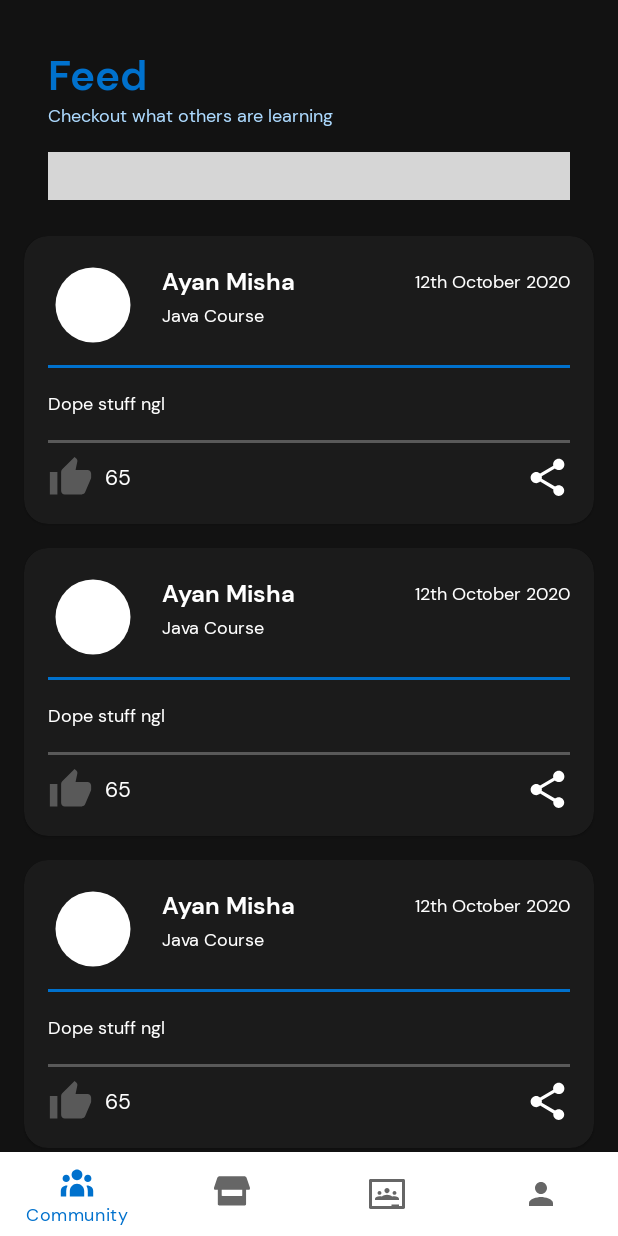
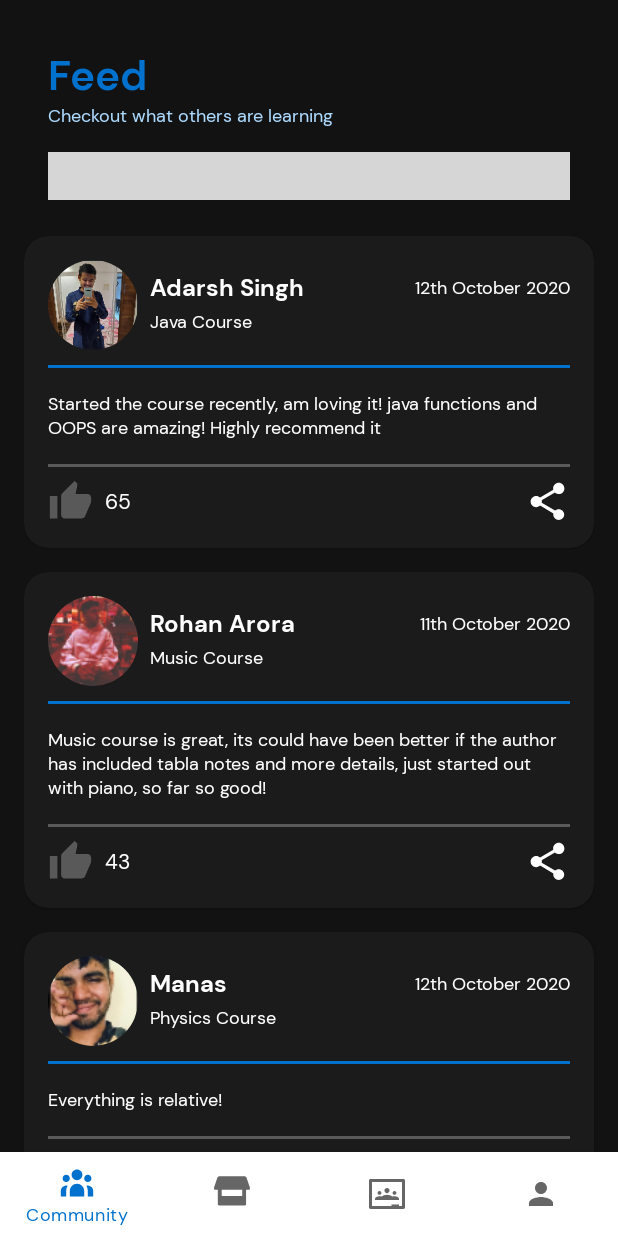
Before and after one commit to DarthBenro008/EduIn, an Android app: the screen it shows after launch once a user with an empty profile is signed in (Home), on a phone screen of 412 x 824 dp. Run offline under Robolectric (Android 15) with nearby library versions, the phone set to English and light mode, and no system bars; our stand-ins replace Firebase (no records; nobody signed in at launch, a user with empty details on screens opened directly), navigation-ui; plain views replace MaterialSearchBar; pictures from the network do not load; grey boxes are pictures that could not be loaded.

Commit message:
final changes

```diff
--- a/app/src/main/java/com/benrostudios/educatio/data/models/Post.kt
+++ b/app/src/main/java/com/benrostudios/educatio/data/models/Post.kt
@@ -2,7 +2,7 @@ package com.benrostudios.educatio.data.models
 
 data class Post(
     val id: Int,
-    val image: String,
+    val image: Int,
     val username: String,
     val course: String,
     val date: String,
--- a/app/src/main/java/com/benrostudios/educatio/data/premade/PermadeData.kt
+++ b/app/src/main/java/com/benrostudios/educatio/data/premade/PermadeData.kt
@@ -1,5 +1,6 @@
 package com.benrostudios.educatio.data.premade
 
+import com.benrostudios.educatio.R
 import com.benrostudios.educatio.data.models.Classroom
 import com.benrostudios.educatio.data.models.Course
 import com.benrostudios.educatio.data.models.Post
@@ -7,15 +8,178 @@ import com.benrostudios.educatio.data.models.Section
 import kotlin.random.Random
 
 val posts: List<Post> = listOf(
-    Post(0, "", "Ayan Misha", "Java Course", "12th October 2020", "Dope stuff ngl", 65, false),
-    Post(0, "", "Ayan Misha", "Java Course", "12th October 2020", "Dope stuff ngl", 65, false),
-    Post(0, "", "Ayan Misha", "Java Course", "12th October 2020", "Dope stuff ngl", 65, false)
+    Post(
+        0,
+        R.drawable.adarsh,
+        "Adarsh Singh",
+        "Java Course",
+        "12th October 2020",
+        "Started the course recently, am loving it! java functions and OOPS are amazing! Highly recommend it",
+        65,
+        false
+    ),
+    Post(
+        0,
+        R.drawable.rohan,
+        "Rohan Arora",
+        "Music Course",
+        "11th October 2020",
+        "Music course is great, its could have been better if the author has included tabla notes and more details, just started out with piano, so far so good! ",
+        43,
+        false
+    ),
+    Post(
+        0,
+        R.drawable.manas,
+        "Manas",
+        "Physics Course",
+        "12th October 2020",
+        "Everything is relative!",
+        25,
+        false
+    )
 )
 
 val courses: List<Course> = listOf(
-    Course(0, "", "Java Course", "An epic java course", 4.5, 240, "Akshay Kumar"),
-    Course(0, "", "Java Course", "An epic java course", 4.5, 240, "Akshay Kumar"),
-    Course(0, "", "Java Course", "An epic java course", 4.5, 240, "Akshay Kumar")
+    Course(
+        0,
+        "https://www.tutorialspoint.com/java/images/java_programming.jpg",
+        "Java Course",
+        "Learn various industry level of java concepts in 48hrs! from variables to higher level abstraction, everything is covered in this course! ",
+        4.5,
+        89,
+        "Aksash Mehta"
+    ),
+    Course(
+        0,
+        "https://image.winudf.com/v2/image/Y29tLmFuZHJvbW8uZGV2NjAxMTcyLmFwcDY1NDI3MV9zY3JlZW5fMF8xNTI5MjQwNTk3XzA5OA/screen-0.jpg?fakeurl=1&type=.jpg",
+        "Physics Course",
+        "Learn elementary level physics. This is a crash course that will help provide you to gain insights about basic kinematics and later build up to relativity",
+        3.2,
+        23,
+        "Devang Singh"
+    ),
+    Course(
+        0,
+        "https://i.ytimg.com/vi/u8wZG5B2bK4/maxresdefault.jpg",
+        "Music Course",
+        "Starting out to learn Piano? Guitar? learn the basics of trinity notes from this course!",
+        2.4,
+        398,
+        "Anushi Arora"
+    ),
+    Course(
+        0,
+        "https://www.tutorialspoint.com/java/images/java_programming.jpg",
+        "Java Course",
+        "Learn various industry level of java concepts in 48hrs! from variables to higher level abstraction, everything is covered in this course! ",
+        4.5,
+        89,
+        "Aksash Mehta"
+    ),
+    Course(
+        0,
+        "https://image.winudf.com/v2/image/Y29tLmFuZHJvbW8uZGV2NjAxMTcyLmFwcDY1NDI3MV9zY3JlZW5fMF8xNTI5MjQwNTk3XzA5OA/screen-0.jpg?fakeurl=1&type=.jpg",
+        "Physics Course",
+        "Learn elementary level physics. This is a crash course that will help provide you to gain insights about basic kinematics and later build up to relativity",
+        3.2,
+        23,
+        "Devang Singh"
+    ),
+    Course(
+        0,
+        "https://i.ytimg.com/vi/u8wZG5B2bK4/maxresdefault.jpg",
+        "Music Course",
+        "Starting out to learn Piano? Guitar? learn the basics of trinity notes from this course!",
+        2.4,
+        398,
+        "Anushi Arora"
+    ),
+    Course(
+        0,
+        "https://www.tutorialspoint.com/java/images/java_programming.jpg",
+        "Java Course",
+        "Learn various industry level of java concepts in 48hrs! from variables to higher level abstraction, everything is covered in this course! ",
+        4.5,
+        89,
+        "Aksash Mehta"
+    ),
+    Course(
+        0,
+        "https://image.winudf.com/v2/image/Y29tLmFuZHJvbW8uZGV2NjAxMTcyLmFwcDY1NDI3MV9zY3JlZW5fMF8xNTI5MjQwNTk3XzA5OA/screen-0.jpg?fakeurl=1&type=.jpg",
+        "Physics Course",
+        "Learn elementary level physics. This is a crash course that will help provide you to gain insights about basic kinematics and later build up to relativity",
+        3.2,
+        23,
+        "Devang Singh"
+    ),
+    Course(
+        0,
+        "https://i.ytimg.com/vi/u8wZG5B2bK4/maxresdefault.jpg",
+        "Music Course",
+        "Starting out to learn Piano? Guitar? learn the basics of trinity notes from this course!",
+        2.4,
+        398,
+        "Anushi Arora"
+    ),
+    Course(
+        0,
+        "https://www.tutorialspoint.com/java/images/java_programming.jpg",
+        "Java Course",
+        "Learn various industry level of java concepts in 48hrs! from variables to higher level abstraction, everything is covered in this course! ",
+        4.5,
+        89,
+        "Aksash Mehta"
+    ),
+    Course(
+        0,
+        "https://image.winudf.com/v2/image/Y29tLmFuZHJvbW8uZGV2NjAxMTcyLmFwcDY1NDI3MV9zY3JlZW5fMF8xNTI5MjQwNTk3XzA5OA/screen-0.jpg?fakeurl=1&type=.jpg",
+        "Physics Course",
+        "Learn elementary level physics. This is a crash course that will help provide you to gain insights about basic kinematics and later build up to relativity",
+        3.2,
+        23,
+        "Devang Singh"
+    ),
+    Course(
+        0,
+        "https://i.ytimg.com/vi/u8wZG5B2bK4/maxresdefault.jpg",
+        "Music Course",
+        "Starting out to learn Piano? Guitar? learn the basics of trinity notes from this course!",
+        2.4,
+        398,
+        "Anushi Arora"
+    )
+)
+
+val recCourses: List<Course> = listOf(
+    Course(
+        0,
+        "https://www.tutorialspoint.com/java/images/java_programming.jpg",
+        "Java Course",
+        "Learn various industry level of java concepts in 48hrs! from variables to higher level abstraction, everything is covered in this course! ",
+        4.5,
+        89,
+        "Aksash Mehta"
+    ),
+    Course(
+        0,
+        "https://image.winudf.com/v2/image/Y29tLmFuZHJvbW8uZGV2NjAxMTcyLmFwcDY1NDI3MV9zY3JlZW5fMF8xNTI5MjQwNTk3XzA5OA/screen-0.jpg?fakeurl=1&type=.jpg",
+        "Physics Course",
+        "Learn elementary level physics. This is a crash course that will help provide you to gain insights about basic kinematics and later build up to relativity",
+        3.2,
+        23,
+        "Devang Singh"
+    ),
+    Course(
+        0,
+        "https://i.ytimg.com/vi/u8wZG5B2bK4/maxresdefault.jpg",
+        "Music Course",
+        "Starting out to learn Piano? Guitar? learn the basics of trinity notes from this course!",
+        2.4,
+        398,
+        "Anushi Arora"
+    )
+
 )
 
 val sections: List<Section> = listOf(
--- a/app/src/main/java/com/benrostudios/educatio/ui/auth/Welcome.kt
+++ b/app/src/main/java/com/benrostudios/educatio/ui/auth/Welcome.kt
@@ -12,6 +12,7 @@ import com.benrostudios.educatio.MainActivity
 import com.benrostudios.educatio.R
 import com.benrostudios.educatio.ui.home.Home
 import com.benrostudios.educatio.utils.hide
+import com.benrostudios.educatio.utils.show
 import com.google.android.gms.auth.api.signin.GoogleSignIn
 import com.google.android.gms.auth.api.signin.GoogleSignInClient
 import com.google.android.gms.auth.api.signin.GoogleSignInOptions
@@ -44,6 +45,7 @@ class Welcome : Fragment() {
         super.onViewCreated(view, savedInstanceState)
         auth = Firebase.auth
         google_sing_in_btn.setOnClickListener {
+            progressBar2.show()
             initGoogleSignInClient()
             signIn()
         }
--- a/app/src/main/java/com/benrostudios/educatio/ui/home/community/Community.kt
+++ b/app/src/main/java/com/benrostudios/educatio/ui/home/community/Community.kt
@@ -12,6 +12,7 @@ import androidx.recyclerview.widget.LinearLayoutManager
 import com.benrostudios.educatio.R
 import com.benrostudios.educatio.adapters.withSimpleAdapter
 import com.benrostudios.educatio.data.premade.posts
+import com.bumptech.glide.Glide
 import kotlinx.android.synthetic.main.community_fragment.*
 import kotlinx.android.synthetic.main.community_item.*
 import kotlinx.android.synthetic.main.community_item.view.*
@@ -47,6 +48,10 @@ class Community : Fragment() {
             itemView.date_community.text = data.date
             itemView.course_community.text = data.course
             itemView.likes_community.text = data.likes.toString()
+            Glide.with(requireActivity())
+                .load(data.image)
+                .circleCrop()
+                .into(itemView.profile_pic_community)
             itemView.like_community.setOnClickListener {
                 if (!data.liked) {
                     itemView.like_community.imageTintList = ColorStateList.valueOf(
--- a/app/src/main/java/com/benrostudios/educatio/ui/home/marketplace/Marketplace.kt
+++ b/app/src/main/java/com/benrostudios/educatio/ui/home/marketplace/Marketplace.kt
@@ -12,6 +12,7 @@ import com.benrostudios.educatio.R
 import com.benrostudios.educatio.adapters.RecommendedAdapter
 import com.benrostudios.educatio.adapters.withSimpleAdapter
 import com.benrostudios.educatio.data.premade.courses
+import com.bumptech.glide.Glide
 import kotlinx.android.synthetic.main.community_item.*
 import kotlinx.android.synthetic.main.course_item.*
 import kotlinx.android.synthetic.main.course_item.view.*
@@ -47,11 +48,14 @@ class Marketplace : Fragment() {
             itemView.desc_course.text = data.desc
             itemView.price_course.text = "$${data.price}"
             itemView.rating_course.text = data.rating.toString()
+            Glide.with(requireActivity())
+                .load(data.image)
+                .into(itemView.course_imageView)
         }
 
     }
 
-    private fun loadRecommendedCourses(){
+    private fun loadRecommendedCourses() {
         adapter = RecommendedAdapter(courses)
         card_slider_domains.adapter = adapter
     }
--- a/app/src/main/res/layout/activity_splash.xml
+++ b/app/src/main/res/layout/activity_splash.xml
@@ -6,4 +6,14 @@
     android:layout_height="match_parent"
     tools:context=".ui.Splash">
 
+    <ImageView
+        android:id="@+id/imageView3"
+        android:layout_width="wrap_content"
+        android:layout_height="wrap_content"
+        app:layout_constraintBottom_toBottomOf="parent"
+        app:layout_constraintEnd_toEndOf="parent"
+        app:layout_constraintStart_toStartOf="parent"
+        app:layout_constraintTop_toTopOf="parent"
+        app:layout_constraintVertical_bias="0.499"
+        app:srcCompat="@drawable/ic_launcher_foreground" />
 </androidx.constraintlayout.widget.ConstraintLayout>
--- a/app/src/main/res/layout/community_item.xml
+++ b/app/src/main/res/layout/community_item.xml
@@ -31,15 +31,14 @@
                 android:layout_marginTop="16dp"
                 app:layout_constraintStart_toStartOf="parent"
                 app:layout_constraintTop_toTopOf="parent"
-                app:srcCompat="@drawable/ic_baseline_brightness_1_24"
-                app:tint="@color/primary_text_color" />
+             />
 
             <TextView
                 android:id="@+id/community_username"
                 android:layout_width="wrap_content"
                 android:layout_height="wrap_content"
-                android:layout_marginStart="16dp"
-                android:layout_marginTop="4dp"
+                android:layout_marginStart="8dp"
+                android:layout_marginTop="8dp"
                 android:fontFamily="@font/dm_sans_bold"
                 android:text="Hemanth Krishna"
                 android:textSize="16sp"
--- a/app/src/main/res/layout/course_item.xml
+++ b/app/src/main/res/layout/course_item.xml
@@ -7,7 +7,7 @@
 
     <androidx.cardview.widget.CardView
         android:layout_width="0dp"
-        android:layout_height="250dp"
+        android:layout_height="wrap_content"
         android:layout_marginStart="16dp"
         android:layout_marginTop="8dp"
         android:layout_marginEnd="16dp"
@@ -36,7 +36,15 @@
                 app:layout_constraintEnd_toEndOf="parent"
                 app:layout_constraintHorizontal_bias="0.0"
                 app:layout_constraintStart_toStartOf="parent"
-                app:layout_constraintTop_toTopOf="parent" />
+                app:layout_constraintTop_toTopOf="parent">
+
+                <ImageView
+                    android:id="@+id/course_imageView"
+                    android:layout_width="match_parent"
+                    android:layout_height="match_parent"
+                    android:scaleType="centerCrop"
+                    app:srcCompat="@drawable/clasroom_display_bg_1" />
+            </androidx.cardview.widget.CardView>
 
             <TextView
                 android:id="@+id/title_course"
--- a/app/src/main/res/layout/fragment_marketplace.xml
+++ b/app/src/main/res/layout/fragment_marketplace.xml
@@ -1,5 +1,5 @@
 <?xml version="1.0" encoding="utf-8"?>
-<androidx.core.widget.NestedScrollView xmlns:android="http://schemas.android.com/apk/res/android"
+<ScrollView xmlns:android="http://schemas.android.com/apk/res/android"
     xmlns:app="http://schemas.android.com/apk/res-auto"
     xmlns:tools="http://schemas.android.com/tools"
     android:layout_width="match_parent"
@@ -95,10 +95,11 @@
             android:id="@+id/course_recycler"
             android:layout_width="0dp"
             android:layout_height="0dp"
+            android:layout_marginTop="8dp"
             app:layout_constraintBottom_toBottomOf="parent"
             app:layout_constraintEnd_toEndOf="parent"
             app:layout_constraintStart_toStartOf="parent"
             app:layout_constraintTop_toBottomOf="@+id/textView13"
             tools:listitem="@layout/course_item" />
     </androidx.constraintlayout.widget.ConstraintLayout>
-</androidx.core.widget.NestedScrollView>
+</ScrollView>
--- a/app/src/main/res/layout/fragment_welcome.xml
+++ b/app/src/main/res/layout/fragment_welcome.xml
@@ -64,6 +64,7 @@
     android:layout_height="wrap_content"
     android:layout_marginBottom="8dp"
     android:indeterminate="true"
+    android:visibility="invisible"
     app:layout_constraintBottom_toTopOf="@+id/google_sing_in_btn"
     app:layout_constraintEnd_toEndOf="@+id/google_sing_in_btn"
     app:layout_constraintStart_toStartOf="@+id/google_sing_in_btn" />
```
Also changed, not shown: app/src/main/res/drawable/adarsh.png (added), app/src/main/res/drawable/manas.png (added), app/src/main/res/drawable/rohan.png (added), app/src/main/res/drawable/yash.png (added). Lines whose indentation alone changed are shown as unchanged.
